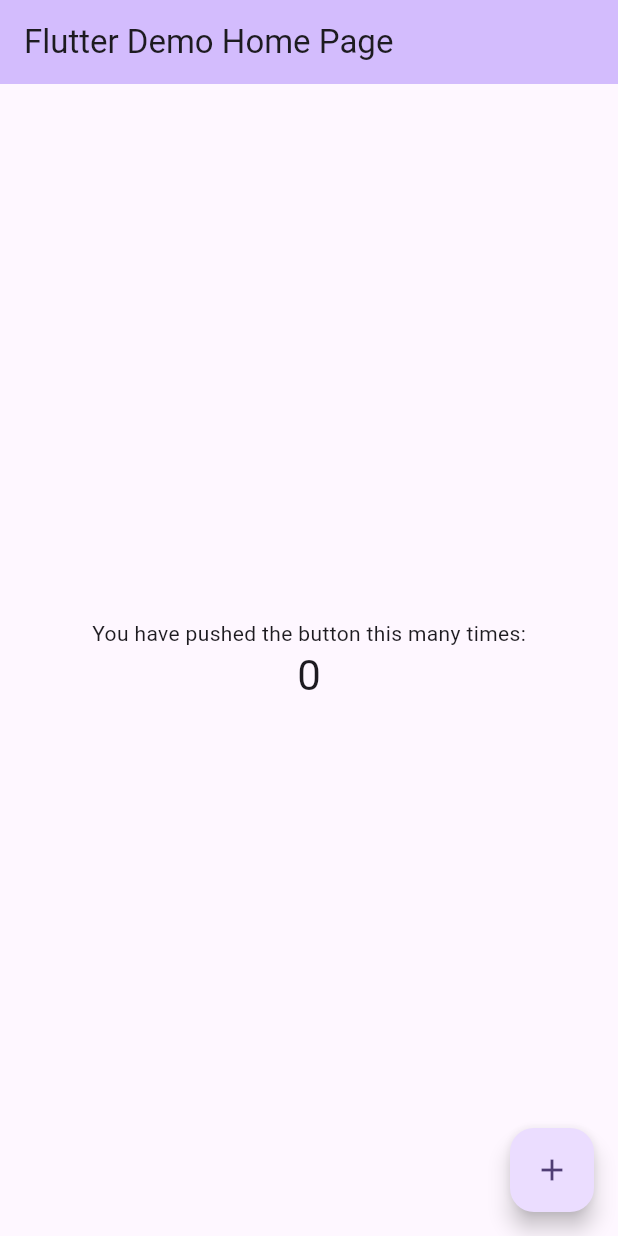
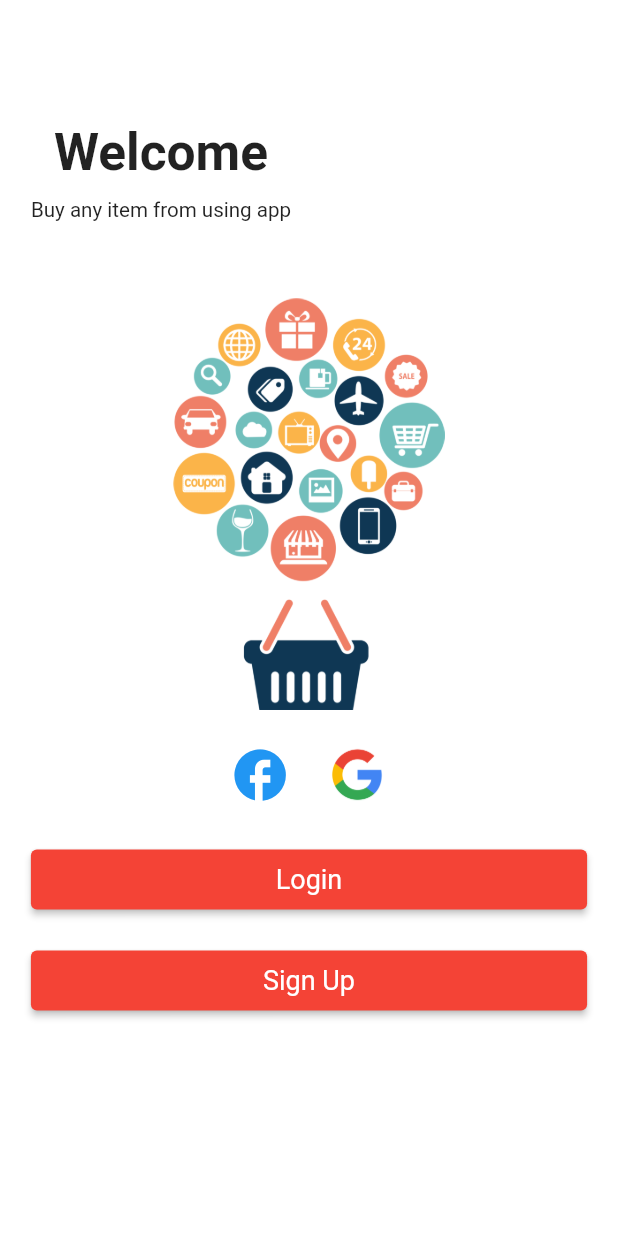
Before and after one commit to mmkocak/eccomerce_app, a Flutter app: the screen it shows after launch, on a phone screen of 412 x 824 dp. Run offline on Flutter 3.47's test engine with Material 2 defaults, Android fonts, the light colour scheme and no system bars.

Commit message:
welcome ekranına bugün başladım ve bitirdim

```diff
--- /dev/null
+++ b/lib/constants/asset_images.dart
@@ -0,0 +1,7 @@
+class AssetsImages {
+  static AssetsImages instance = AssetsImages();
+  static const String imagesPath = "assets/images";
+  static const String iconsPath = "assets/icons";
+  String welcomeImage = "$imagesPath/welcome.png";
+  String googleLogo = "$iconsPath/googleLogo.png";
+}
--- /dev/null
+++ b/lib/constants/theme.dart
@@ -0,0 +1,14 @@
+import 'package:flutter/material.dart';
+
+ThemeData themeData = ThemeData(
+  scaffoldBackgroundColor: Colors.white,
+  elevatedButtonTheme: ElevatedButtonThemeData(
+    style: ElevatedButton.styleFrom(
+      backgroundColor: Colors.red,
+      textStyle: const TextStyle(
+        fontSize: 18.0,
+      ),
+      disabledBackgroundColor: Colors.grey,
+    ),
+  ),
+);
--- a/lib/main.dart
+++ b/lib/main.dart
@@ -1,3 +1,5 @@
+import 'package:eccomerce_app/constants/theme.dart';
+import 'package:eccomerce_app/screens/auth_ui/welcome/welcome.dart';
 import 'package:flutter/material.dart';
 
 void main() {
@@ -7,119 +9,13 @@ void main() {
 class MyApp extends StatelessWidget {
   const MyApp({super.key});
 
-  // This widget is the root of your application.
   @override
   Widget build(BuildContext context) {
     return MaterialApp(
-      title: 'Flutter Demo',
-      theme: ThemeData(
-        // This is the theme of your application.
-        //
-        // TRY THIS: Try running your application with "flutter run". You'll see
-        // the application has a blue toolbar. Then, without quitting the app,
-        // try changing the seedColor in the colorScheme below to Colors.green
-        // and then invoke "hot reload" (save your changes or press the "hot
-        // reload" button in a Flutter-supported IDE, or press "r" if you used
-        // the command line to start the app).
-        //
-        // Notice that the counter didn't reset back to zero; the application
-        // state is not lost during the reload. To reset the state, use hot
-        // restart instead.
-        //
-        // This works for code too, not just values: Most code changes can be
-        // tested with just a hot reload.
-        colorScheme: ColorScheme.fromSeed(seedColor: Colors.deepPurple),
-        useMaterial3: true,
-      ),
-      home: const MyHomePage(title: 'Flutter Demo Home Page'),
+      theme: themeData,
+      debugShowCheckedModeBanner: false,
+      title: 'E commerce Example',
+      home: const Welcome(),
     );
   }
 }
-
-class MyHomePage extends StatefulWidget {
-  const MyHomePage({super.key, required this.title});
-
-  // This widget is the home page of your application. It is stateful, meaning
-  // that it has a State object (defined below) that contains fields that affect
-  // how it looks.
-
-  // This class is the configuration for the state. It holds the values (in this
-  // case the title) provided by the parent (in this case the App widget) and
-  // used by the build method of the State. Fields in a Widget subclass are
-  // always marked "final".
-
-  final String title;
-
-  @override
-  State<MyHomePage> createState() => _MyHomePageState();
-}
-
-class _MyHomePageState extends State<MyHomePage> {
-  int _counter = 0;
-
-  void _incrementCounter() {
-    setState(() {
-      // This call to setState tells the Flutter framework that something has
-      // changed in this State, which causes it to rerun the build method below
-      // so that the display can reflect the updated values. If we changed
-      // _counter without calling setState(), then the build method would not be
-      // called again, and so nothing would appear to happen.
-      _counter++;
-    });
-  }
-
-  @override
-  Widget build(BuildContext context) {
-    // This method is rerun every time setState is called, for instance as done
-    // by the _incrementCounter method above.
-    //
-    // The Flutter framework has been optimized to make rerunning build methods
-    // fast, so that you can just rebuild anything that needs updating rather
-    // than having to individually change instances of widgets.
-    return Scaffold(
-      appBar: AppBar(
-        // TRY THIS: Try changing the color here to a specific color (to
-        // Colors.amber, perhaps?) and trigger a hot reload to see the AppBar
-        // change color while the other colors stay the same.
-        backgroundColor: Theme.of(context).colorScheme.inversePrimary,
-        // Here we take the value from the MyHomePage object that was created by
-        // the App.build method, and use it to set our appbar title.
-        title: Text(widget.title),
-      ),
-      body: Center(
-        // Center is a layout widget. It takes a single child and positions it
-        // in the middle of the parent.
-        child: Column(
-          // Column is also a layout widget. It takes a list of children and
-          // arranges them vertically. By default, it sizes itself to fit its
-          // children horizontally, and tries to be as tall as its parent.
-          //
-          // Column has various properties to control how it sizes itself and
-          // how it positions its children. Here we use mainAxisAlignment to
-          // center the children vertically; the main axis here is the vertical
-          // axis because Columns are vertical (the cross axis would be
-          // horizontal).
-          //
-          // TRY THIS: Invoke "debug painting" (choose the "Toggle Debug Paint"
-          // action in the IDE, or press "p" in the console), to see the
-          // wireframe for each widget.
-          mainAxisAlignment: MainAxisAlignment.center,
-          children: <Widget>[
-            const Text(
-              'You have pushed the button this many times:',
-            ),
-            Text(
-              '$_counter',
-              style: Theme.of(context).textTheme.headlineMedium,
-            ),
-          ],
-        ),
-      ),
-      floatingActionButton: FloatingActionButton(
-        onPressed: _incrementCounter,
-        tooltip: 'Increment',
-        child: const Icon(Icons.add),
-      ), // This trailing comma makes auto-formatting nicer for build methods.
-    );
-  }
-}
--- /dev/null
+++ b/lib/screens/auth_ui/welcome/welcome.dart
@@ -0,0 +1,82 @@
+import 'package:eccomerce_app/constants/asset_images.dart';
+import 'package:eccomerce_app/widgets/primary_button/primary_button.dart';
+import 'package:eccomerce_app/widgets/top_titles/top_titles.dart';
+import 'package:flutter/cupertino.dart';
+import 'package:flutter/material.dart';
+
+class Welcome extends StatelessWidget {
+  const Welcome({super.key});
+
+  @override
+  Widget build(BuildContext context) {
+    double screenWidth = MediaQuery.of(context).size.width;
+    double screenHeight = MediaQuery.of(context).size.height;
+    return Scaffold(
+      body: Padding(
+        padding: EdgeInsets.all(screenWidth / 20),
+        child: Column(
+          crossAxisAlignment: CrossAxisAlignment.start,
+          children: [
+            const TopTitles(),
+            SizedBox(
+              height: screenHeight / 16,
+            ),
+            Center(
+              child: Image.asset(
+                AssetsImages.instance.welcomeImage,
+                width: screenWidth / 1,
+                height: screenHeight / 3,
+              ),
+            ),
+            SizedBox(
+              height: screenHeight / 40,
+            ),
+            //Logo
+            Row(
+              mainAxisAlignment: MainAxisAlignment.center,
+              children: [
+                CupertinoButton(
+                  onPressed: () {},
+                  padding: EdgeInsets.zero,
+                  child: Icon(
+                    Icons.facebook,
+                    size: screenWidth / 10,
+                    color: Colors.blue,
+                  ),
+                ),
+                SizedBox(
+                  width: screenWidth / 20,
+                ),
+                CupertinoButton(
+                  onPressed: () {},
+                  padding: EdgeInsets.zero,
+                  child: Image.asset(
+                    AssetsImages.instance.googleLogo,
+                    scale: screenWidth / 17,
+                  ),
+                ),
+              ],
+            ),
+
+            // Buton
+
+            SizedBox(
+              height: screenHeight / 30,
+            ),
+            PrimaryButton(
+              title: "Login",
+              onPress: () {},
+            ),
+            SizedBox(
+              height: screenHeight / 30,
+            ),
+            PrimaryButton(
+              title: "Sign Up",
+              onPress: () {},
+            ),
+          ],
+        ),
+      ),
+    );
+  }
+}
--- /dev/null
+++ b/lib/widgets/primary_button/primary_button.dart
@@ -0,0 +1,23 @@
+import 'package:flutter/material.dart';
+
+class PrimaryButton extends StatelessWidget {
+  final void Function()? onPress;
+  final String title;
+  const PrimaryButton({
+    super.key,
+    this.onPress,
+    required this.title,
+  });
+
+  @override
+  Widget build(BuildContext context) {
+    return SizedBox(
+      height: 40,
+      width: double.infinity,
+      child: ElevatedButton(
+        onPressed: onPress,
+        child: Text(title),
+      ),
+    );
+  }
+}
--- /dev/null
+++ b/lib/widgets/top_titles/top_titles.dart
@@ -0,0 +1,32 @@
+import 'package:flutter/material.dart';
+
+class TopTitles extends StatelessWidget {
+  const TopTitles({super.key});
+
+  @override
+  Widget build(BuildContext context) {
+    double screenWidth = MediaQuery.of(context).size.width;
+    double screenHeight = MediaQuery.of(context).size.height;
+    return Column(
+      children: [
+        SizedBox(
+          height: kToolbarHeight + screenWidth / 90,
+        ),
+        Text(
+          "Welcome",
+          style: TextStyle(
+            fontSize: screenWidth / 12,
+            fontWeight: FontWeight.bold,
+          ),
+        ),
+        SizedBox(
+          height: screenHeight / 80,
+        ),
+        Text(
+          "Buy any item from using app",
+          style: TextStyle(fontSize: screenWidth / 30),
+        ),
+      ],
+    );
+  }
+}
--- a/pubspec.yaml
+++ b/pubspec.yaml
@@ -59,8 +59,9 @@ flutter:
   uses-material-design: true
 
   # To add assets to your application, add an assets section, like this:
-  # assets:
-  #   - images/a_dot_burr.jpeg
+  assets:
+    - assets/images/
+    - assets/icons/
   #   - images/a_dot_ham.jpeg
 
   # An image asset can refer to one or more resolution-specific "variants", see
```
Also changed, not shown: assets/icons/googleLogo.png (added), assets/images/welcome.png (added).
